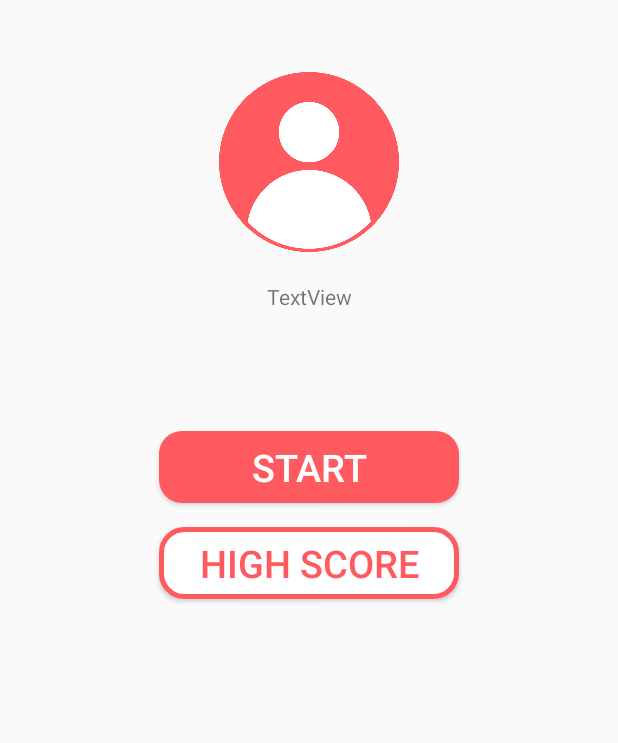
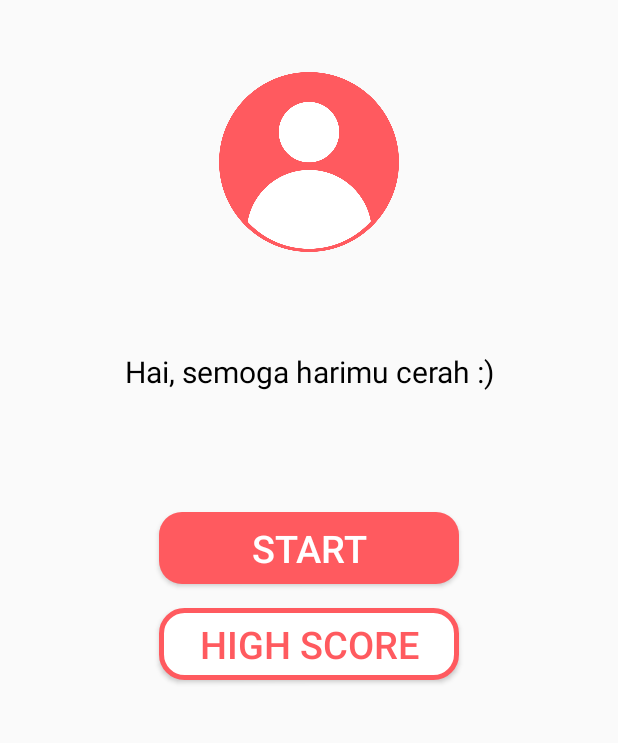
Before and after one commit to afiffauz1/ABMA, an Android app: the MainActivity screen opened directly, with no data from a screen before it, on a phone screen of 412 x 824 dp, the part 84-827 px from its top. Run offline under Robolectric (Android 15) with nearby library versions, the phone set to English and light mode, and no system bars; our stand-ins replace Firebase (no records; nobody signed in at launch, a user with empty details on screens opened directly); 1 statement that could not run was skipped.

Commit message:
add file User.java and add function show user name and user status in main_activity.java

```diff
--- a/app/src/main/AndroidManifest.xml
+++ b/app/src/main/AndroidManifest.xml
@@ -21,6 +21,7 @@
         <activity android:name=".LoginActivity" />
         <activity android:name=".RegisterActivity" />
         <activity android:name=".AccountActivity" />
+        <activity android:name=".LevelListActivity"></activity>
     </application>
 
 </manifest>
--- a/app/src/main/java/com/example/muhammadafiffauzi/abma/MainActivity.java
+++ b/app/src/main/java/com/example/muhammadafiffauzi/abma/MainActivity.java
@@ -7,6 +7,7 @@ import android.os.Bundle;
 import android.support.v7.widget.Toolbar;
 import android.view.Menu;
 import android.view.MenuItem;
+import android.widget.TextView;
 import android.widget.Toast;
 
 import com.google.firebase.auth.FirebaseAuth;
@@ -22,21 +23,51 @@ public class MainActivity extends AppCompatActivity {
     private Toolbar mToolbar;
     private FirebaseUser currentUser;
     private FirebaseAuth mAuth;
-    private DatabaseReference rootRef;
+    private DatabaseReference mDatabase;
 
+    private TextView nameView;
+    private TextView statusView;
 
+    private String currentUserId;
+    private DatabaseReference userDetail;
 
     @Override
     protected void onCreate(Bundle savedInstanceState) {
         super.onCreate(savedInstanceState);
         setContentView(R.layout.activity_main);
 
+
+        nameView = (TextView) findViewById(R.id.name_view);
+        statusView = (TextView) findViewById(R.id.status_view);
+
         mAuth = FirebaseAuth.getInstance();
         currentUser = mAuth.getCurrentUser();
-        rootRef = FirebaseDatabase.getInstance().getReference();
+        currentUserId = mAuth.getCurrentUser().getUid();
+
+        userDetail = FirebaseDatabase.getInstance().getReference().child("Users").child(currentUserId);
+        mDatabase = FirebaseDatabase.getInstance().getReference();
 
         mToolbar = (Toolbar) findViewById(R.id.main_toolbar);
         setSupportActionBar(mToolbar);
+
+        userDetail.addValueEventListener(new ValueEventListener() {
+            @Override
+            public void onDataChange(@NonNull DataSnapshot dataSnapshot) {
+
+                if (dataSnapshot.exists()){
+                    String name_view = dataSnapshot.child("name").getValue().toString();
+                    String status_view = dataSnapshot.child("status").getValue().toString();
+
+                    nameView.setText(name_view);
+                    statusView.setText(status_view);
+                }
+            }
+
+            @Override
+            public void onCancelled(@NonNull DatabaseError databaseError) {
+
+            }
+        });
 
     }
 
@@ -93,7 +124,7 @@ public class MainActivity extends AppCompatActivity {
 
         String currentUser = mAuth.getCurrentUser().getUid();
 
-        rootRef.child("Users").child(currentUser).addValueEventListener(new ValueEventListener() {
+        mDatabase.child("Users").child(currentUser).addValueEventListener(new ValueEventListener() {
             @Override
             public void onDataChange(@NonNull DataSnapshot dataSnapshot) {
 
--- a/app/src/main/res/layout/activity_main.xml
+++ b/app/src/main/res/layout/activity_main.xml
@@ -44,7 +44,7 @@
         android:textSize="25dp"
         app:layout_constraintEnd_toEndOf="parent"
         app:layout_constraintStart_toStartOf="parent"
-        app:layout_constraintTop_toBottomOf="@+id/textView" />
+        app:layout_constraintTop_toBottomOf="@+id/status_view" />
 
     <Button
         android:id="@+id/btn_highscore"
@@ -65,15 +65,33 @@
         app:layout_constraintVertical_bias="0.0" />
 
     <TextView
-        android:id="@+id/textView"
+        android:id="@+id/name_view"
         android:layout_width="wrap_content"
         android:layout_height="wrap_content"
         android:layout_marginStart="8dp"
         android:layout_marginTop="20dp"
         android:layout_marginEnd="8dp"
-        android:text="TextView"
+        android:textSize="30dp"
+        android:textColor="#000000"
+        android:textStyle="bold"
+        android:textAlignment="center"
         app:layout_constraintEnd_toEndOf="parent"
         app:layout_constraintStart_toStartOf="parent"
         app:layout_constraintTop_toBottomOf="@+id/photo_profile" />
 
+    <TextView
+        android:id="@+id/status_view"
+        android:layout_width="wrap_content"
+        android:layout_height="wrap_content"
+        android:layout_marginStart="8dp"
+        android:layout_marginTop="5dp"
+        android:layout_marginEnd="8dp"
+        android:textSize="20dp"
+        android:textColor="#000000"
+        android:textAlignment="center"
+        android:text="Hai, semoga harimu cerah :)"
+        app:layout_constraintEnd_toEndOf="parent"
+        app:layout_constraintStart_toStartOf="parent"
+        app:layout_constraintTop_toBottomOf="@+id/name_view" />
+
 </android.support.constraint.ConstraintLayout>
```
Also changed, not shown: app/src/main/java/com/example/muhammadafiffauzi/abma/LevelListActivity.java (added, +13 -0 lines), app/src/main/java/com/example/muhammadafiffauzi/abma/RegisterActivity.java (+18 -12 lines), app/src/main/java/com/example/muhammadafiffauzi/abma/User.java (added, +50 -0 lines), app/src/main/res/layout/activity_level_list.xml (added, +9 -0 lines), app/src/main/res/layout/activity_register.xml (+16 -1 lines).
